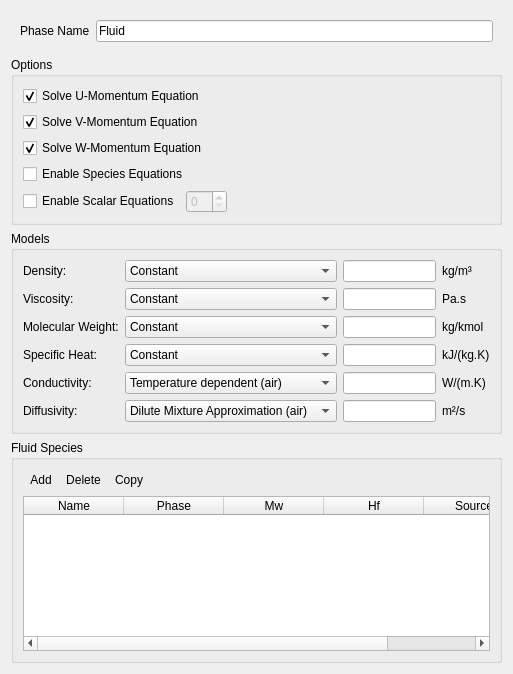
Old version of the form gui/uifiles/fluid.ui in the repository truongd8593/mfix.
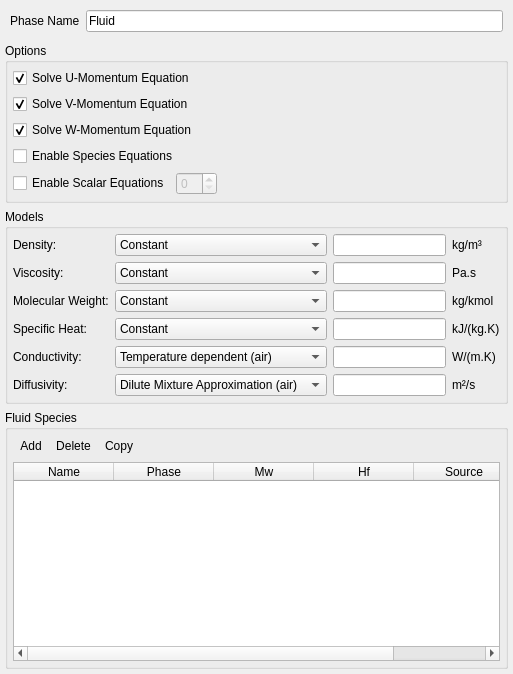
New version of the form. Custom widgets are drawn as their Qt base class.

Commit message: reduce margin from 9 to 5 px

Diff of the .ui file:
```diff
--- a/gui/uifiles/fluid.ui
+++ b/gui/uifiles/fluid.ui
@@ -11,6 +11,9 @@
    </rect>
   </property>
   <layout class="QGridLayout" name="gridLayout_3">
+   <property name="margin">
+    <number>5</number>
+   </property>
    <item row="0" column="0">
     <widget class="QFrame" name="frame_fluid_phase_name">
      <property name="frameShape">
@@ -20,6 +23,9 @@
       <enum>QFrame::Plain</enum>
      </property>
      <layout class="QGridLayout" name="gridLayout_2">
+      <property name="margin">
+       <number>5</number>
+      </property>
       <item row="0" column="0">
        <layout class="QHBoxLayout" name="horizontalLayout_3">
         <item>
@@ -50,6 +56,9 @@
       <bool>true</bool>
      </property>
      <layout class="QGridLayout" name="gridLayout">
+      <property name="margin">
+       <number>5</number>
+      </property>
       <item row="1" column="0">
        <widget class="CheckBox" name="checkbox_keyword_momentum_y_eq_args_0">
         <property name="text">
@@ -133,6 +142,9 @@
       <bool>true</bool>
      </property>
      <layout class="QGridLayout" name="gridLayout_5">
+      <property name="margin">
+       <number>5</number>
+      </property>
       <item row="0" column="0">
        <widget class="QLabel" name="label_28">
         <property name="text">
@@ -397,6 +409,9 @@
       <bool>false</bool>
      </property>
      <layout class="QGridLayout" name="gridLayout_4">
+      <property name="margin">
+       <number>5</number>
+      </property>
       <item row="0" column="0">
        <widget class="QFrame" name="frame_20">
         <property name="frameShape">
```
